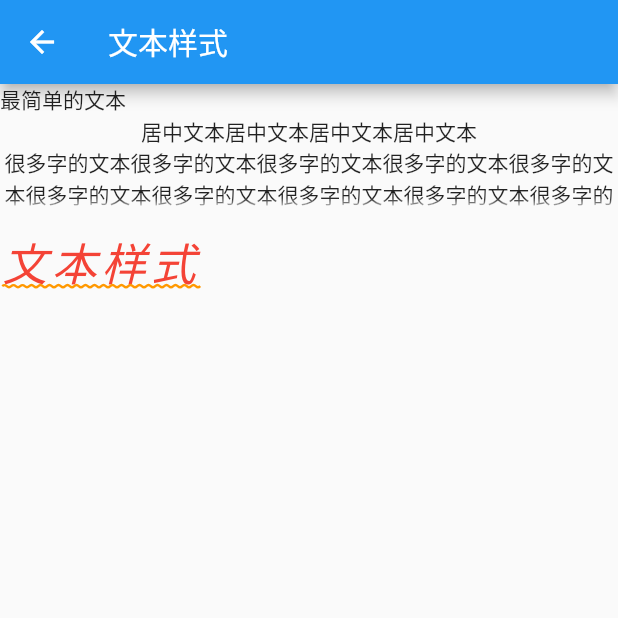
After one commit to dishcheng/note_book, a Flutter app: the TextStyleManage screen opened directly, on a phone screen of 412 x 824 dp, the top half of it. The commit adds this screen. Run offline on Flutter 3.47's test engine with Material 2 defaults, Android fonts, the phone set to English and light mode, and no system bars; our stand-ins replace image_picker; generated files the repository leaves out were written again.

Commit message:
文本样式

```diff
--- a/lib/main.dart
+++ b/lib/main.dart
@@ -15,6 +15,7 @@ import 'will_pop_demo.dart';
 import 'dismissble.dart';
 import 'draggable_demo.dart';
 import 'parent_child_state_manage.dart';
+import 'package:note_book/textStyle.dart';
 
 void main() => runApp(new MyApp());
 
@@ -65,6 +66,7 @@ class HomePageDemoState extends State<HomePageDemo> {
             text: '列表中滑动删除item', className: new SwipeToDissmissDemo()),
         new ButtonItem(text: '可拖拽组件', className: new DraggableDemo()),
         new ButtonItem(text: '父子组件混合状态管理', className: new ParentWidgetC()),
+        new ButtonItem(text: '文本样式', className: new TextStyleManage()),
       ],
     );
   }
--- /dev/null
+++ b/lib/textStyle.dart
@@ -0,0 +1,66 @@
+import 'package:flutter/material.dart';
+
+class TextStyleManage extends StatefulWidget {
+  @override
+  State createState() {
+    return _TextStyleManageState();
+  }
+}
+
+class _TextStyleManageState extends State<TextStyleManage> {
+  @override
+  Widget build(BuildContext context) {
+    return new Scaffold(
+      appBar: AppBar(
+        title: Text('文本样式'),
+      ),
+      body: new ListView(
+        children: <Widget>[
+          new Text('最简单的文本'),
+          new Text('居中文本' * 4, textAlign: TextAlign.center),
+          //只有Text宽度大于文本内容长度时指定此属性才有意义
+          new Text(
+            '很多字的文本' * 100,
+            textAlign: TextAlign.center,
+            overflow: TextOverflow.fade,
+            //截断方式：ellipsis：超出宽度时用...代替 ;   clip:自动折行（默认值）  ;fade:
+            maxLines: 2, //最多多少行
+          ),
+          new Text(
+            '文本样式',
+            style: TextStyle(
+//                color: Colors.blue,
+                //文本颜色
+                fontSize: 30,
+                //字体大小
+                fontWeight: FontWeight.w500,
+                //加粗方式
+                fontStyle: FontStyle.italic,
+                //斜体italic，默认normal
+                letterSpacing: 3,
+                //字间距
+                wordSpacing: 0.1,
+                //不详
+                textBaseline: TextBaseline.ideographic,
+                //不详
+                height: 2,
+                //高度占比，础值为1
+                foreground: Paint()..color = Colors.red,
+                //文本的前景，与color属性冲突，无法同时使用
+//                background: Paint()..color = Colors.green,
+                //字体背景
+//                shadows:应该是阴影属性，但是还不会用
+                decoration: TextDecoration.underline,
+                //decoration下划线类型：默认为none，underline(下划线)，lineThrough（中划线）,overline(上划线)，单独设置无用，需要配合decorationColor
+                decorationColor: Colors.orange,
+                //划线颜色
+                decorationStyle: TextDecorationStyle.wavy
+                //划线样式 ：solid(实线默认值)， dashed（_ _ _ _），dotted(. . . . . .),double(双下划线)，wavy(波浪线)
+                ),
+            //
+          ),
+        ],
+      ),
+    );
+  }
+}
```
